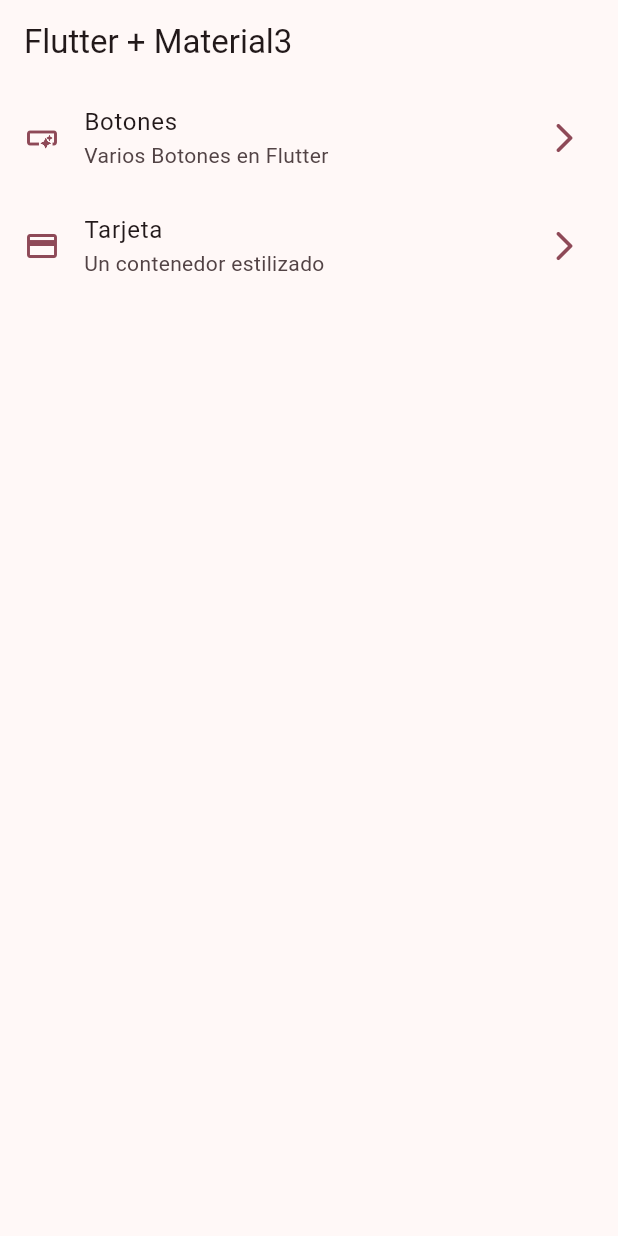
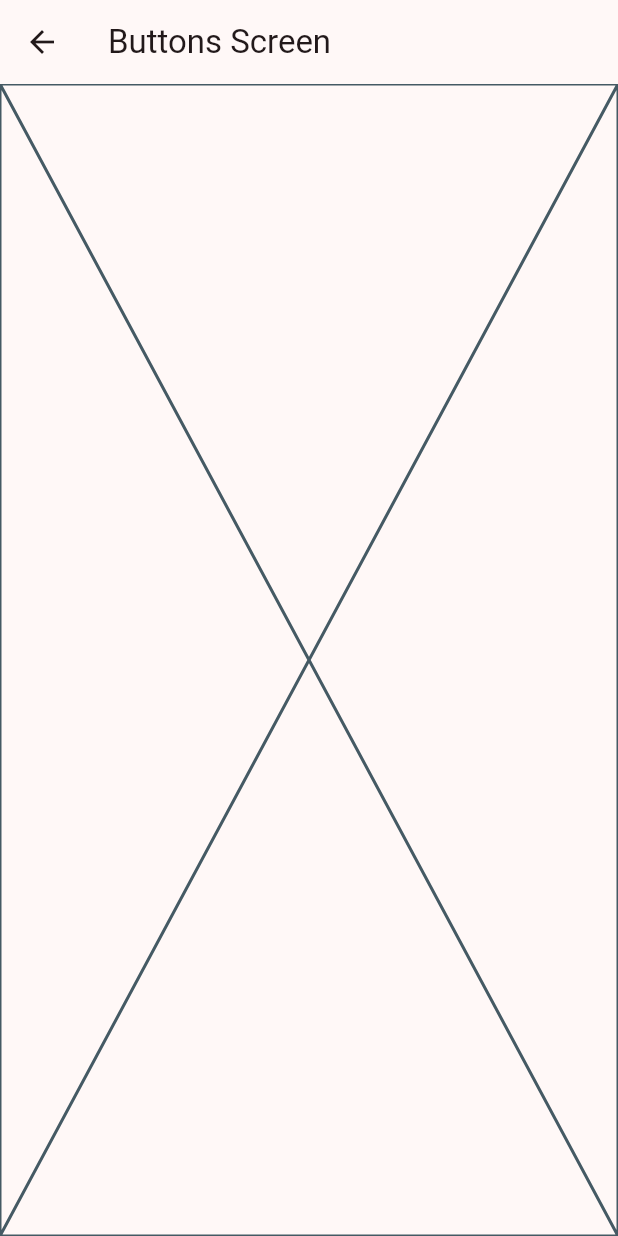
Before and after one commit to EdHuayllasco/WidgetsApp, a Flutter app: the screen it shows after launch, after a tap on "Botones", on a phone screen of 412 x 824 dp. Run offline on Flutter 3.47's test engine with Material 2 defaults, Android fonts, the phone set to English and light mode, and no system bars; our stand-ins replace go_router.

Commit message:
go router configuardo

```diff
--- /dev/null
+++ b/lib/Presentation/screens/buttons/buttons_screen.dart
@@ -0,0 +1,15 @@
+import 'package:flutter/material.dart';
+
+class ButtonsScreen extends StatelessWidget {
+  const ButtonsScreen({super.key});
+
+  @override
+  Widget build(BuildContext context) {
+    return  Scaffold(
+      appBar: AppBar(
+        title: const Text('Buttons Screen'),
+      ),
+      body: const Placeholder(),
+    );
+  }
+}
--- /dev/null
+++ b/lib/Presentation/screens/cards/card_screen.dart
@@ -0,0 +1,15 @@
+import 'package:flutter/material.dart';
+
+class CardsScreen extends StatelessWidget {
+  const CardsScreen({super.key});
+
+  @override
+  Widget build(BuildContext context) {
+    return  Scaffold(
+      appBar: AppBar(
+        title: const Text('Cards Screen'),
+      ),
+      body: const Placeholder(),
+    );
+  }
+}
--- a/lib/Presentation/screens/home/home_screen.dart
+++ b/lib/Presentation/screens/home/home_screen.dart
@@ -1,4 +1,5 @@
 import 'package:flutter/material.dart';
+import 'package:go_router/go_router.dart';
 import 'package:widgets_app/config/menu/menu_items.dart';
 
 class HomeScreen extends StatelessWidget {
@@ -52,7 +53,12 @@ class _CustomListTitle extends StatelessWidget {
       title: Text(menuItem.title),
       subtitle: Text(menuItem.subtitle),
       onTap: () {
-        //Todo: Navegar a otra pantalla
+        //Navigator para rutas
+        // Navigator.of(context).push(
+        //   MaterialPageRoute(builder: (context) => const ButtonsScreen())
+        // );
+        // Navigator.pushNamed(context, menuItem.link);
+        context.push(menuItem.link);
       },
       // splashColor: colors.primary, Color del splash
     );
--- /dev/null
+++ b/lib/Presentation/screens/screens.dart
@@ -0,0 +1,3 @@
+export 'package:widgets_app/Presentation/screens/buttons/buttons_screen.dart';
+export 'package:widgets_app/Presentation/screens/cards/card_screen.dart';
+export 'package:widgets_app/Presentation/screens/home/home_screen.dart';
--- a/lib/config/menu/menu_items.dart
+++ b/lib/config/menu/menu_items.dart
@@ -17,6 +17,6 @@ class MenuItem {
 
 }
 const List<MenuItem> appMenuItems =  [
-  MenuItem(title: 'Botones', subtitle: 'Varios Botones en Flutter', link: '/', icon: Icons.smart_button_outlined),
-  MenuItem(title: 'Tarjeta', subtitle: 'Un contenedor estilizado', link: '/card', icon: Icons.credit_card),
+  MenuItem(title: 'Botones', subtitle: 'Varios Botones en Flutter', link: '/buttons', icon: Icons.smart_button_outlined),
+  MenuItem(title: 'Tarjeta', subtitle: 'Un contenedor estilizado', link: '/cards', icon: Icons.credit_card),
 ];
--- /dev/null
+++ b/lib/config/router/app_router.dart
@@ -0,0 +1,21 @@
+import 'package:go_router/go_router.dart';
+import 'package:widgets_app/Presentation/screens/screens.dart';
+
+// GoRouter configuration
+final appRouter = GoRouter(
+  // initialLocation: '/', podemos indicar desde que pantalla queremos empezar
+  routes: [
+    GoRoute(
+      path: '/',
+      builder: (context, state) => const HomeScreen(),
+    ),
+    GoRoute(
+      path: '/buttons',
+      builder: (context, state) => const ButtonsScreen(),
+    ),
+    GoRoute(
+      path: '/cards',
+      builder: (context, state) => const CardsScreen(),
+    ),
+  ],
+);
--- a/lib/main.dart
+++ b/lib/main.dart
@@ -1,5 +1,5 @@
 import 'package:flutter/material.dart';
-import 'package:widgets_app/Presentation/screens/home/home_screen.dart';
+import 'package:widgets_app/config/router/app_router.dart';
 import 'package:widgets_app/config/theme/app_theme.dart';
 
 void main() {
@@ -11,10 +11,11 @@ class MainApp extends StatelessWidget {
 
   @override
   Widget build(BuildContext context) {
-    return MaterialApp(
+    return MaterialApp.router(
+      routerConfig: appRouter,
       debugShowCheckedModeBanner: false,
       theme: AppTheme(selectedColor: 5).getTheme(),
-      home: const HomeScreen(),
+
     );
   }
 }
--- a/pubspec.yaml
+++ b/pubspec.yaml
@@ -9,11 +9,12 @@ environment:
 dependencies:
   flutter:
     sdk: flutter
+  go_router: ^10.1.2
 
 dev_dependencies:
+  flutter_lints: ^2.0.0
   flutter_test:
     sdk: flutter
-  flutter_lints: ^2.0.0
 
 flutter:
   uses-material-design: true
```
Also changed, not shown: pubspec.lock.
